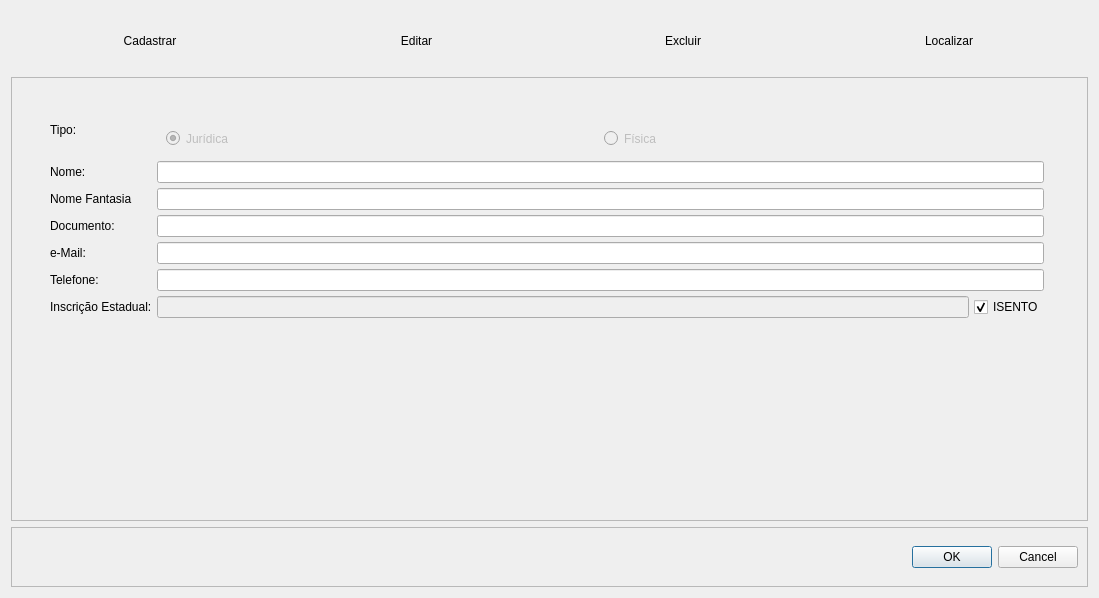
First picture: the form in Resources/UI/CadastroPessoa.ui, repository Klubas/Projeto-SOAD, before the edit.
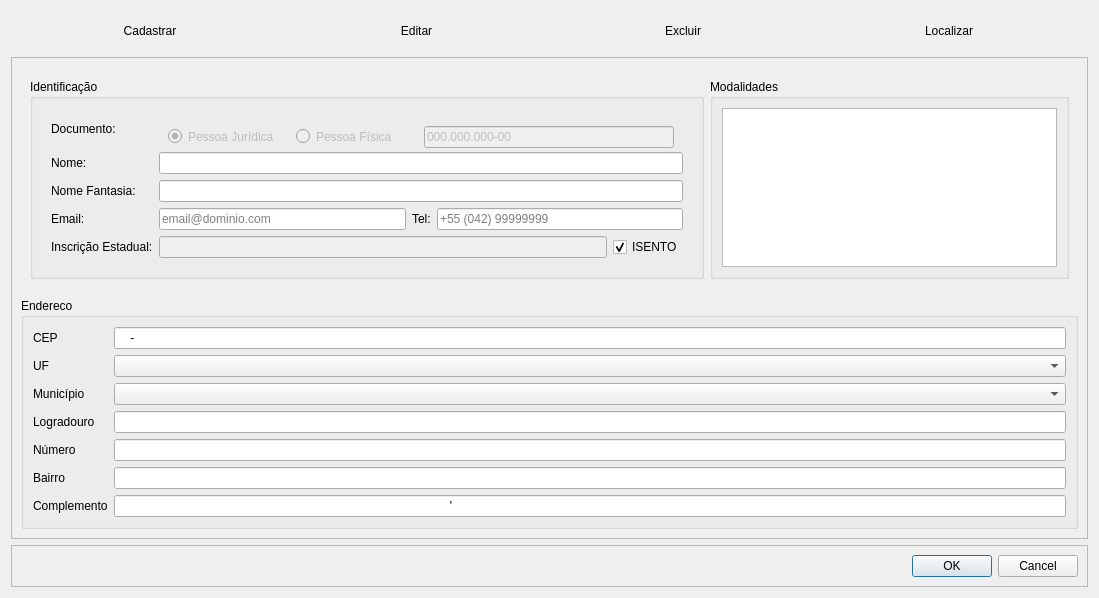
Second picture: the form after the edit.

Commit message: - Melhoria tela de cadastro de Pessoa

Patch:
```diff
--- a/Resources/UI/CadastroPessoa.ui
+++ b/Resources/UI/CadastroPessoa.ui
@@ -21,8 +21,8 @@
   </property>
   <property name="minimumSize">
    <size>
-    <width>568</width>
-    <height>559</height>
+    <width>1099</width>
+    <height>598</height>
    </size>
   </property>
   <property name="windowTitle">
@@ -120,67 +120,169 @@
         <enum>QFrame::Raised</enum>
        </property>
        <layout class="QGridLayout" name="gridLayout_7">
-        <item row="0" column="0">
-         <widget class="QWidget" name="widget" native="true">
-          <layout class="QGridLayout" name="gridLayout_4">
-           <item row="0" column="0">
-            <layout class="QGridLayout" name="dados_pessoa">
-             <property name="sizeConstraint">
-              <enum>QLayout::SetMaximumSize</enum>
-             </property>
-             <property name="leftMargin">
-              <number>20</number>
-             </property>
-             <property name="topMargin">
-              <number>20</number>
-             </property>
-             <property name="rightMargin">
-              <number>20</number>
-             </property>
-             <property name="bottomMargin">
-              <number>20</number>
-             </property>
+        <item row="2" column="0">
+         <widget class="QGroupBox" name="groupBox_endereco">
+          <property name="title">
+           <string>Endereco</string>
+          </property>
+          <layout class="QHBoxLayout" name="horizontalLayout_6">
+           <item>
+            <layout class="QFormLayout" name="formLayout_enderco">
+             <item row="0" column="0">
+              <widget class="QLabel" name="label_cep">
+               <property name="text">
+                <string>CEP</string>
+               </property>
+              </widget>
+             </item>
+             <item row="0" column="1">
+              <widget class="QLineEdit" name="lineEdit_cep">
+               <property name="inputMask">
+                <string>9999-999</string>
+               </property>
+               <property name="maxLength">
+                <number>8</number>
+               </property>
+              </widget>
+             </item>
+             <item row="3" column="0">
+              <widget class="QLabel" name="label_logradouro">
+               <property name="text">
+                <string>Logradouro</string>
+               </property>
+              </widget>
+             </item>
+             <item row="3" column="1">
+              <widget class="QLineEdit" name="lineEdit_logradouro">
+               <property name="inputMask">
+                <string>XXXXXXXXXXXXXXXXXXXXXXXXXXXXXXXXXXXXXXXXXXXXXXXXXXXXXXXXXXXXXXXXXXXXXXXXXXXXXXXX</string>
+               </property>
+               <property name="maxLength">
+                <number>80</number>
+               </property>
+              </widget>
+             </item>
+             <item row="4" column="0">
+              <widget class="QLabel" name="label_numero">
+               <property name="text">
+                <string>Número</string>
+               </property>
+              </widget>
+             </item>
+             <item row="4" column="1">
+              <widget class="QLineEdit" name="lineEdit_numero">
+               <property name="inputMask">
+                <string>00000</string>
+               </property>
+               <property name="maxLength">
+                <number>5</number>
+               </property>
+              </widget>
+             </item>
+             <item row="5" column="0">
+              <widget class="QLabel" name="label_bairro">
+               <property name="text">
+                <string>Bairro</string>
+               </property>
+              </widget>
+             </item>
+             <item row="5" column="1">
+              <widget class="QLineEdit" name="lineEdit_bairro">
+               <property name="inputMask">
+                <string>XXXXXXXXXXXXXXXXXXXXXXXXXXXXXXXXXXXXXXXXXXXXXXXXXXXXXXXXXXXX</string>
+               </property>
+               <property name="maxLength">
+                <number>60</number>
+               </property>
+              </widget>
+             </item>
+             <item row="6" column="0">
+              <widget class="QLabel" name="label_complemento">
+               <property name="text">
+                <string>Complemento</string>
+               </property>
+              </widget>
+             </item>
+             <item row="6" column="1">
+              <widget class="QLineEdit" name="lineEdit_complemento">
+               <property name="inputMask">
+                <string>xxxxxxxxxxxxxxxxxxxxxxxxxxxxxxxxxxxxxxxxxxxxxxxxxxxxxxxxxxxxxxxxxxxxxxxxxxxxxxxxxxxxxxxxxxxxxxxxxxxx'</string>
+               </property>
+               <property name="maxLength">
+                <number>101</number>
+               </property>
+              </widget>
+             </item>
              <item row="1" column="0">
-              <layout class="QGridLayout" name="gridLayout">
-               <property name="leftMargin">
-                <number>0</number>
+              <widget class="QLabel" name="label_uf">
+               <property name="text">
+                <string>UF</string>
                </property>
-               <property name="topMargin">
-                <number>5</number>
+              </widget>
+             </item>
+             <item row="1" column="1">
+              <widget class="QComboBox" name="comboBox_uf">
+               <property name="maximumSize">
+                <size>
+                 <width>16777215</width>
+                 <height>16777210</height>
+                </size>
                </property>
-               <property name="rightMargin">
-                <number>5</number>
+               <property name="font">
+                <font>
+                 <pointsize>8</pointsize>
+                </font>
                </property>
-               <property name="bottomMargin">
-                <number>5</number>
+              </widget>
+             </item>
+             <item row="2" column="0">
+              <widget class="QLabel" name="label_municipio">
+               <property name="text">
+                <string>Município</string>
                </property>
-               <property name="spacing">
-                <number>5</number>
-               </property>
-               <item row="0" column="0">
-                <layout class="QFormLayout" name="formLayout">
+              </widget>
+             </item>
+             <item row="2" column="1">
+              <widget class="QComboBox" name="comboBox_municipio"/>
+             </item>
+            </layout>
+           </item>
+          </layout>
+         </widget>
+        </item>
+        <item row="1" column="0">
+         <widget class="QFrame" name="frame_identificacao_modalidade">
+          <property name="maximumSize">
+           <size>
+            <width>16777215</width>
+            <height>250</height>
+           </size>
+          </property>
+          <layout class="QHBoxLayout" name="horizontalLayout_identificacao">
+           <item>
+            <widget class="QGroupBox" name="groupBox_identificacao">
+             <property name="maximumSize">
+              <size>
+               <width>16777215</width>
+               <height>200</height>
+              </size>
+             </property>
+             <property name="title">
+              <string>Identificação</string>
+             </property>
+             <layout class="QGridLayout" name="gridLayout_3">
+              <item row="0" column="0">
+               <widget class="QWidget" name="widget_identificacao" native="true">
+                <property name="minimumSize">
+                 <size>
+                  <width>650</width>
+                  <height>0</height>
+                 </size>
+                </property>
+                <layout class="QFormLayout" name="formLayout_identificacao">
                  <property name="sizeConstraint">
                   <enum>QLayout::SetDefaultConstraint</enum>
                  </property>
-                 <item row="0" column="0">
-                  <widget class="QLabel" name="label_tipo_pessoa">
-                   <property name="sizePolicy">
-                    <sizepolicy hsizetype="Preferred" vsizetype="Minimum">
-                     <horstretch>0</horstretch>
-                     <verstretch>0</verstretch>
-                    </sizepolicy>
-                   </property>
-                   <property name="maximumSize">
-                    <size>
-                     <width>16777214</width>
-                     <height>17</height>
-                    </size>
-                   </property>
-                   <property name="text">
-                    <string>Tipo:</string>
-                   </property>
-                  </widget>
-                 </item>
                  <item row="0" column="1">
                   <widget class="QWidget" name="widget_tipo_pessoa" native="true">
                    <property name="enabled">
@@ -199,7 +301,7 @@
                        </size>
                       </property>
                       <property name="text">
-                       <string>Jurídica</string>
+                       <string>Pessoa Jurídica</string>
                       </property>
                       <property name="checked">
                        <bool>true</bool>
@@ -218,7 +320,7 @@
                        </size>
                       </property>
                       <property name="text">
-                       <string>Física</string>
+                       <string>Pessoa Física</string>
                       </property>
                       <property name="checked">
                        <bool>false</bool>
@@ -228,6 +330,25 @@
                       </property>
                      </widget>
                     </item>
+                    <item>
+                     <widget class="QLineEdit" name="lineEdit_documento">
+                      <property name="maximumSize">
+                       <size>
+                        <width>250</width>
+                        <height>16777215</height>
+                       </size>
+                      </property>
+                      <property name="inputMask">
+                       <string>999.999.999-99</string>
+                      </property>
+                      <property name="text">
+                       <string>000.000.000-00</string>
+                      </property>
+                      <property name="maxLength">
+                       <number>14</number>
+                      </property>
+                     </widget>
+                    </item>
                    </layout>
                   </widget>
                  </item>
@@ -239,56 +360,103 @@
                   </widget>
                  </item>
                  <item row="1" column="1">
-                  <widget class="QLineEdit" name="lineEdit_nome"/>
+                  <widget class="QLineEdit" name="lineEdit_nome">
+                   <property name="inputMask">
+                    <string/>
+                   </property>
+                   <property name="maxLength">
+                    <number>100</number>
+                   </property>
+                   <property name="cursorMoveStyle">
+                    <enum>Qt::VisualMoveStyle</enum>
+                   </property>
+                   <property name="clearButtonEnabled">
+                    <bool>false</bool>
+                   </property>
+                  </widget>
                  </item>
                  <item row="2" column="0">
                   <widget class="QLabel" name="label_fantasia">
                    <property name="text">
-                    <string>Nome Fantasia</string>
+                    <string>Nome Fantasia:</string>
                    </property>
                   </widget>
                  </item>
                  <item row="2" column="1">
-                  <widget class="QLineEdit" name="lineEdit_fantasia"/>
+                  <widget class="QLineEdit" name="lineEdit_fantasia">
+                   <property name="inputMask">
+                    <string/>
+                   </property>
+                   <property name="maxLength">
+                    <number>100</number>
+                   </property>
+                  </widget>
                  </item>
                  <item row="3" column="0">
-                  <widget class="QLabel" name="label_documento">
+                  <widget class="QLabel" name="label">
                    <property name="text">
-                    <string>Documento:</string>
+                    <string>Email:</string>
                    </property>
                   </widget>
                  </item>
                  <item row="3" column="1">
-                  <widget class="QLineEdit" name="lineEdit_documento"/>
+                  <layout class="QHBoxLayout" name="horizontalLayout_2">
+                   <item>
+                    <layout class="QHBoxLayout" name="horizontalLayout_5">
+                     <item>
+                      <widget class="QLineEdit" name="lineEdit_email">
+                       <property name="inputMask">
+                        <string/>
+                       </property>
+                       <property name="text">
+                        <string/>
+                       </property>
+                       <property name="maxLength">
+                        <number>100</number>
+                       </property>
+                       <property name="dragEnabled">
+                        <bool>false</bool>
+                       </property>
+                       <property name="placeholderText">
+                        <string>email@dominio.com</string>
+                       </property>
+                      </widget>
+                     </item>
+                     <item>
+                      <widget class="QLabel" name="label_3">
+                       <property name="text">
+                        <string>Tel:</string>
+                       </property>
+                      </widget>
+                     </item>
+                     <item>
+                      <widget class="QLineEdit" name="lineEdit_telefone">
+                       <property name="inputMask">
+                        <string/>
+                       </property>
+                       <property name="text">
+                        <string/>
+                       </property>
+                       <property name="maxLength">
+                        <number>32767</number>
+                       </property>
+                       <property name="placeholderText">
+                        <string>+55 (042) 99999999</string>
+                       </property>
+                      </widget>
+                     </item>
+                    </layout>
+                   </item>
+                  </layout>
                  </item>
                  <item row="4" column="0">
-                  <widget class="QLabel" name="label_email">
-                   <property name="text">
-                    <string>e-Mail:</string>
-                   </property>
-                  </widget>
-                 </item>
-                 <item row="4" column="1">
-                  <widget class="QLineEdit" name="lineEdit_email"/>
-                 </item>
-                 <item row="5" column="0">
-                  <widget class="QLabel" name="label_telefone">
-                   <property name="text">
-                    <string>Telefone:</string>
-                   </property>
-                  </widget>
-                 </item>
-                 <item row="5" column="1">
-                  <widget class="QLineEdit" name="lineEdit_telefone"/>
-                 </item>
-                 <item row="6" column="0">
                   <widget class="QLabel" name="label_IE">
                    <property name="text">
                     <string>Inscrição Estadual:</string>
                    </property>
                   </widget>
                  </item>
-                 <item row="6" column="1">
+                 <item row="4" column="1">
                   <layout class="QHBoxLayout" name="horizontalLayout_IE">
                    <item>
                     <widget class="QLineEdit" name="lineEdit_IE">
@@ -315,11 +483,58 @@
                    </item>
                   </layout>
                  </item>
+                 <item row="0" column="0">
+                  <widget class="QLabel" name="label_documento">
+                   <property name="text">
+                    <string>Documento:</string>
+                   </property>
+                  </widget>
+                 </item>
                 </layout>
-               </item>
-              </layout>
-             </item>
-            </layout>
+               </widget>
+              </item>
+             </layout>
+            </widget>
+           </item>
+           <item>
+            <widget class="QGroupBox" name="groupBox_modalidade">
+             <property name="sizePolicy">
+              <sizepolicy hsizetype="Minimum" vsizetype="Minimum">
+               <horstretch>0</horstretch>
+               <verstretch>0</verstretch>
+              </sizepolicy>
+             </property>
+             <property name="maximumSize">
+              <size>
+               <width>16777215</width>
+               <height>200</height>
+              </size>
+             </property>
+             <property name="title">
+              <string>Modalidades</string>
+             </property>
+             <layout class="QGridLayout" name="gridLayout">
+              <item row="0" column="0">
+               <widget class="QListWidget" name="listWidget_modalidade">
+                <property name="tabKeyNavigation">
+                 <bool>true</bool>
+                </property>
+                <property name="showDropIndicator" stdset="0">
+                 <bool>false</bool>
+                </property>
+                <property name="selectionMode">
+                 <enum>QAbstractItemView::MultiSelection</enum>
+                </property>
+                <property name="selectionBehavior">
+                 <enum>QAbstractItemView::SelectRows</enum>
+                </property>
+                <property name="viewMode">
+                 <enum>QListView::ListMode</enum>
+                </property>
+               </widget>
+              </item>
+             </layout>
+            </widget>
            </item>
           </layout>
          </widget>
```
Left out of the diff: 10 changed lines with no effect on the pictures. The commit also changes 7 other files.
